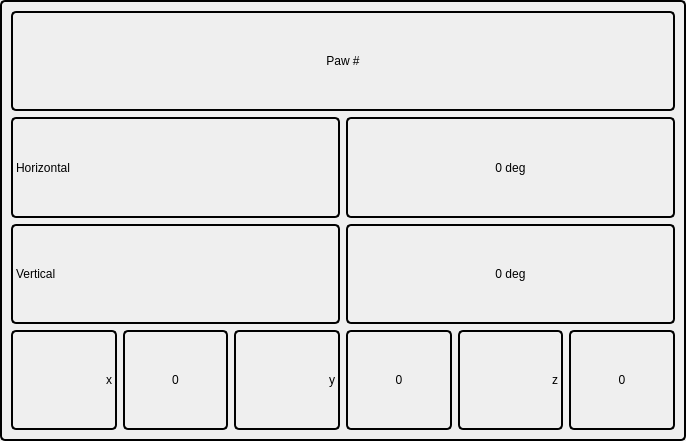
First picture: the form in scorpius_gui/ui/DebugWidget.ui, repository AraaRobot/ScorpiUS, before the edit.
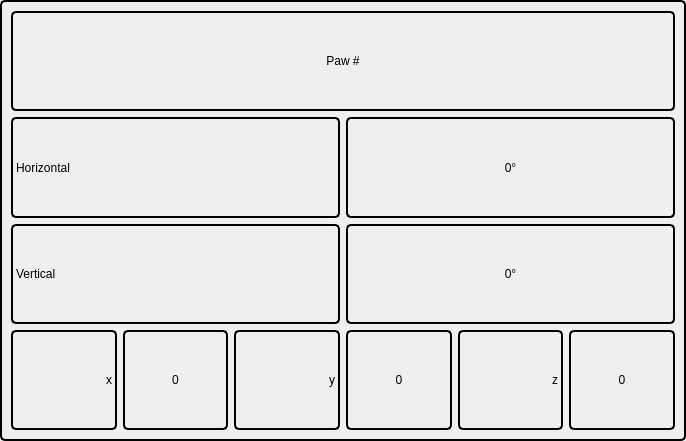
Second picture: the form after the edit.

The edit to the form file:
```diff
--- a/scorpius_gui/ui/DebugWidget.ui
+++ b/scorpius_gui/ui/DebugWidget.ui
@@ -49,7 +49,7 @@
      <item>
       <widget class="QLabel" name="angle_horizontal">
        <property name="text">
-        <string>0 deg</string>
+        <string>0°</string>
        </property>
        <property name="alignment">
         <set>Qt::AlignCenter</set>
@@ -70,7 +70,7 @@
      <item>
       <widget class="QLabel" name="angle_vertical">
        <property name="text">
-        <string>0 deg</string>
+        <string>0°</string>
        </property>
        <property name="alignment">
         <set>Qt::AlignCenter</set>
```
